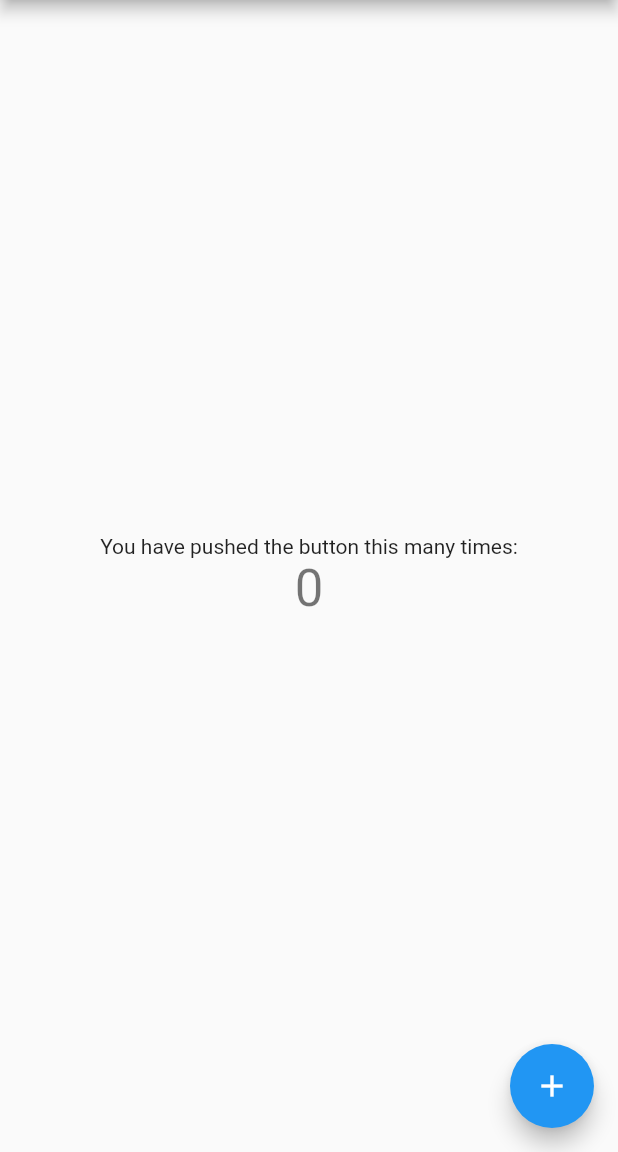
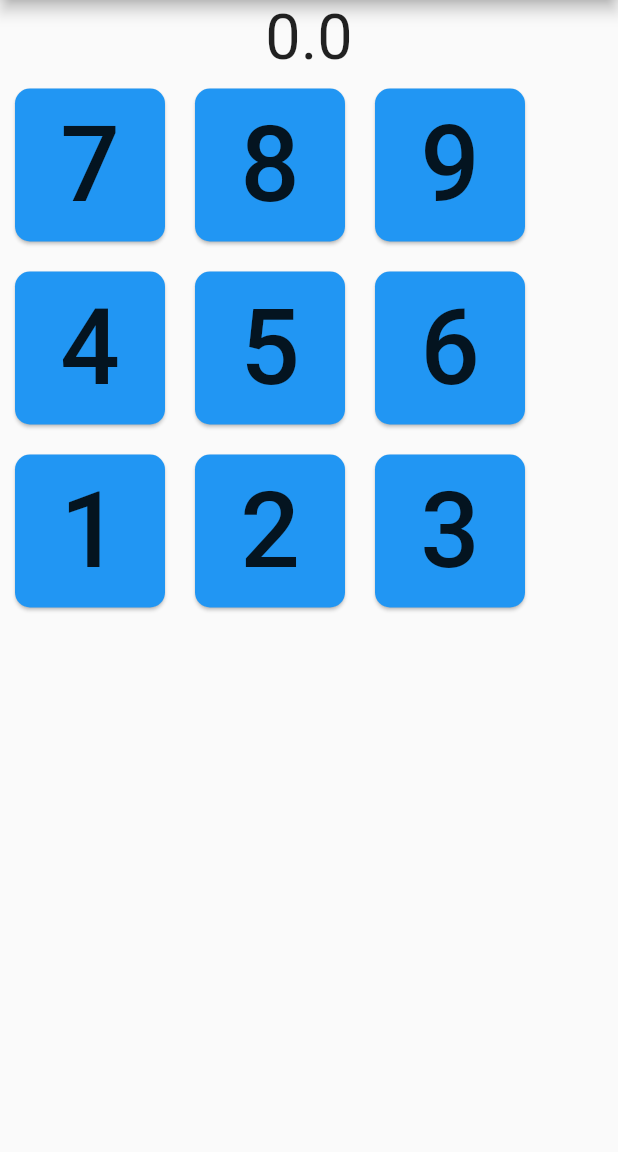
Before and after one commit to akshaypalshikar/dart_calc, a Flutter app: the screen it shows after launch, on a phone screen of 412 x 824 dp, the part 84-1236 px from its top. Run offline on Flutter 3.47's test engine with Material 2 defaults, Android fonts, the phone set to English and light mode, and no system bars; Roboto replaces fonts that are missing (Georgia).

Commit message:
adding number button

```diff
--- /dev/null
+++ b/lib/calculator.dart
@@ -0,0 +1,71 @@
+import 'package:flutter/material.dart';
+import 'package:dart_calc/number_button.dart';
+
+class Calculator extends StatefulWidget {
+  final double number;
+  Calculator({this.number = 0.0});
+
+  @override
+  State<StatefulWidget> createState() {
+    return _CalculatorState();
+  }
+}
+
+class _CalculatorState extends State<Calculator> {
+  //Information for calculation
+  double number;
+  double newNumber;
+  String currentOperator;
+
+  //structure
+  Text _expression;
+
+  @override
+  void initState() {
+    _expression = Text(
+      widget.number.toString(),
+      textScaleFactor: 3.0,
+      style: TextStyle(
+        fontFamily: 'Georgia',
+      ),
+    );
+    super.initState();
+  }
+
+  bool _onButtonPress(int newNumber) {
+    Text newEx = Text(_expression.data + newNumber.toString());
+    this._expression = newEx;
+    this.newNumber = newNumber.toDouble();
+    return true;
+  }
+
+  @override
+  Widget build(BuildContext context) {
+    return Column(
+      children: [
+        _expression,
+        Row(
+          children: [
+            NumberButton(number: 7, onNumberPressed: _onButtonPress),
+            NumberButton(number: 8, onNumberPressed: _onButtonPress),
+            NumberButton(number: 9, onNumberPressed: _onButtonPress),
+          ],
+        ),
+        Row(
+          children: [
+            NumberButton(number: 4, onNumberPressed: _onButtonPress),
+            NumberButton(number: 5, onNumberPressed: _onButtonPress),
+            NumberButton(number: 6, onNumberPressed: _onButtonPress),
+          ],
+        ),
+        Row(
+          children: [
+            NumberButton(number: 1, onNumberPressed: _onButtonPress),
+            NumberButton(number: 2, onNumberPressed: _onButtonPress),
+            NumberButton(number: 3, onNumberPressed: _onButtonPress),
+          ],
+        ),
+      ],
+    );
+  }
+}
--- a/lib/main.dart
+++ b/lib/main.dart
@@ -1,4 +1,5 @@
 import 'package:flutter/material.dart';
+import 'calculator.dart';
 
 void main() => runApp(new MyApp());
 
@@ -73,37 +74,8 @@ class _MyHomePageState extends State<MyHomePage> {
       body: new Center(
         // Center is a layout widget. It takes a single child and positions it
         // in the middle of the parent.
-        child: new Column(
-          // Column is also layout widget. It takes a list of children and
-          // arranges them vertically. By default, it sizes itself to fit its
-          // children horizontally, and tries to be as tall as its parent.
-          //
-          // Invoke "debug paint" (press "p" in the console where you ran
-          // "flutter run", or select "Toggle Debug Paint" from the Flutter tool
-          // window in IntelliJ) to see the wireframe for each widget.
-          //
-          // Column has various properties to control how it sizes itself and
-          // how it positions its children. Here we use mainAxisAlignment to
-          // center the children vertically; the main axis here is the vertical
-          // axis because Columns are vertical (the cross axis would be
-          // horizontal).
-          mainAxisAlignment: MainAxisAlignment.center,
-          children: <Widget>[
-            new Text(
-              'You have pushed the button this many times:',
-            ),
-            new Text(
-              '$_counter',
-              style: Theme.of(context).textTheme.display1,
-            ),
-          ],
-        ),
+        child: Calculator(),
       ),
-      floatingActionButton: new FloatingActionButton(
-        onPressed: _incrementCounter,
-        tooltip: 'Increment',
-        child: new Icon(Icons.add),
-      ), // This trailing comma makes auto-formatting nicer for build methods.
     );
   }
 }
--- /dev/null
+++ b/lib/number_button.dart
@@ -0,0 +1,40 @@
+import 'package:flutter/material.dart';
+
+class NumberButton extends StatelessWidget {
+  final int number;
+  final void onNumberPressed;
+  NumberButton({this.number, @required this.onNumberPressed});
+
+  int getNumber() {
+    return number;
+  }
+
+  @override
+  Widget build(BuildContext context) {
+    return Container(
+      margin: EdgeInsets.all(10.0),
+      child: ButtonTheme(
+        minWidth: 100.0,
+        height: 100.0,
+        padding: EdgeInsets.all(10.0),
+        child: RaisedButton(
+          onPressed: () {
+         //   onNumberPressed(this.number);
+          },
+          child: Text(
+            number.toString(),
+            textScaleFactor: 5.0,
+          ),
+          elevation: 1.0,
+          animationDuration: Duration(
+            milliseconds: 200,
+          ),
+          shape: RoundedRectangleBorder(
+            borderRadius: BorderRadius.circular(10.0),
+          ),
+          materialTapTargetSize: MaterialTapTargetSize.padded,
+        ),
+      ),
+    );
+  }
+}
```
Also changed, not shown: 5 other files.
